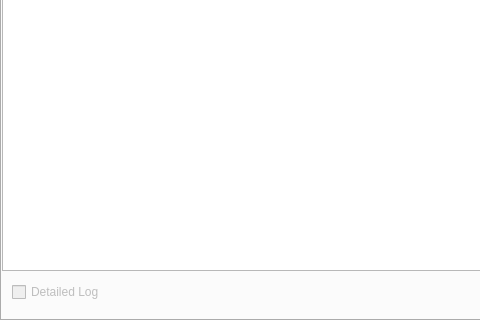
The window that client/Forms/WidgetLog.ui (mrvssq/rsachat) describes before a commit, drawn with Qt 5; both pictures show x 0 to 480 and y 160 to 480 of the 640 by 480 pixel window.
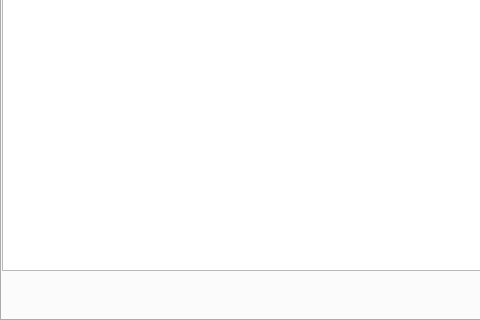
The same window after the commit.

What changed in the file:
```diff
--- a/client/Forms/WidgetLog.ui
+++ b/client/Forms/WidgetLog.ui
@@ -12,14 +12,14 @@
   </property>
   <property name="minimumSize">
    <size>
-    <width>640</width>
-    <height>480</height>
+    <width>400</width>
+    <height>400</height>
    </size>
   </property>
   <property name="maximumSize">
    <size>
-    <width>640</width>
-    <height>480</height>
+    <width>16777215</width>
+    <height>16777215</height>
    </size>
   </property>
   <property name="windowTitle">
@@ -73,22 +73,6 @@
       <set>Qt::LinksAccessibleByKeyboard|Qt::LinksAccessibleByMouse|Qt::TextBrowserInteraction|Qt::TextSelectableByKeyboard|Qt::TextSelectableByMouse</set>
      </property>
     </widget>
-    <widget class="QCheckBox" name="checkBox">
-     <property name="enabled">
-      <bool>false</bool>
-     </property>
-     <property name="geometry">
-      <rect>
-       <x>10</x>
-       <y>415</y>
-       <width>111</width>
-       <height>22</height>
-      </rect>
-     </property>
-     <property name="text">
-      <string>Detailed Log</string>
-     </property>
-    </widget>
     <widget class="QPushButton" name="pushButtonClearMainLog">
      <property name="geometry">
       <rect>
```
Left out of the diff: 4 changed lines with no effect on the pictures.
